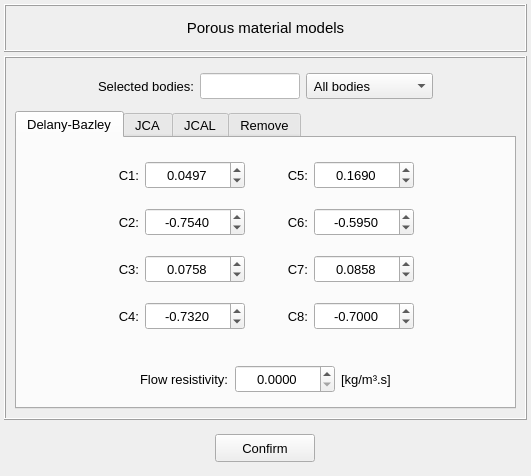
First picture: the form in vibra/interface/data/ui_files/model/setup/acoustic/set_porous_material_model.ui, repository MOPT-UFSC/VIBRA, before the edit.
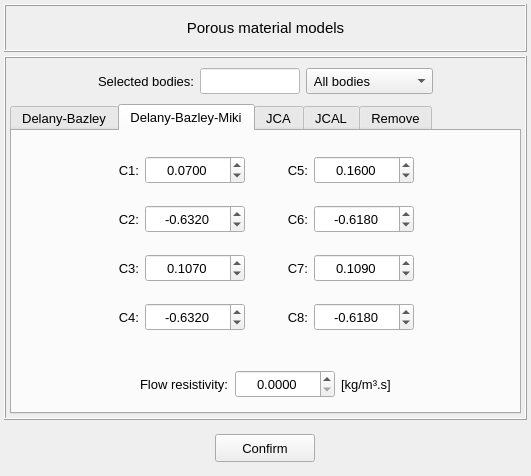
Second picture: the form after the edit. The open tabs and pages were chosen to show the change.

Commit message: Updating the porous material models

Patch:
```diff
--- a/vibra/interface/data/ui_files/model/setup/acoustic/set_porous_material_model.ui
+++ b/vibra/interface/data/ui_files/model/setup/acoustic/set_porous_material_model.ui
@@ -77,6 +77,21 @@
       <enum>QFrame::Raised</enum>
      </property>
      <layout class="QGridLayout" name="gridLayout_3">
+      <property name="leftMargin">
+       <number>4</number>
+      </property>
+      <property name="topMargin">
+       <number>4</number>
+      </property>
+      <property name="rightMargin">
+       <number>4</number>
+      </property>
+      <property name="bottomMargin">
+       <number>4</number>
+      </property>
+      <property name="spacing">
+       <number>4</number>
+      </property>
       <item row="1" column="0">
        <widget class="QTabWidget" name="tabWidget_main">
         <property name="font">
@@ -650,6 +665,569 @@
           </item>
          </layout>
         </widget>
+        <widget class="QWidget" name="tab_Delany_Bazley_Miki">
+         <attribute name="title">
+          <string>Delany-Bazley-Miki</string>
+         </attribute>
+         <layout class="QGridLayout" name="gridLayout_17">
+          <property name="leftMargin">
+           <number>4</number>
+          </property>
+          <property name="topMargin">
+           <number>4</number>
+          </property>
+          <property name="rightMargin">
+           <number>4</number>
+          </property>
+          <property name="bottomMargin">
+           <number>4</number>
+          </property>
+          <property name="spacing">
+           <number>4</number>
+          </property>
+          <item row="0" column="0">
+           <widget class="QFrame" name="frame_8">
+            <property name="frameShape">
+             <enum>QFrame::NoFrame</enum>
+            </property>
+            <property name="frameShadow">
+             <enum>QFrame::Raised</enum>
+            </property>
+            <layout class="QGridLayout" name="gridLayout_10">
+             <property name="leftMargin">
+              <number>6</number>
+             </property>
+             <property name="topMargin">
+              <number>6</number>
+             </property>
+             <property name="rightMargin">
+              <number>6</number>
+             </property>
+             <property name="bottomMargin">
+              <number>6</number>
+             </property>
+             <property name="spacing">
+              <number>6</number>
+             </property>
+             <item row="2" column="4">
+              <widget class="QLabel" name="label_19">
+               <property name="font">
+                <font>
+                 <pointsize>10</pointsize>
+                </font>
+               </property>
+               <property name="text">
+                <string>C7:</string>
+               </property>
+               <property name="alignment">
+                <set>Qt::AlignRight|Qt::AlignTrailing|Qt::AlignVCenter</set>
+               </property>
+              </widget>
+             </item>
+             <item row="1" column="4">
+              <widget class="QLabel" name="label_20">
+               <property name="font">
+                <font>
+                 <pointsize>10</pointsize>
+                </font>
+               </property>
+               <property name="text">
+                <string>C6:</string>
+               </property>
+               <property name="alignment">
+                <set>Qt::AlignRight|Qt::AlignTrailing|Qt::AlignVCenter</set>
+               </property>
+              </widget>
+             </item>
+             <item row="1" column="5">
+              <widget class="QDoubleSpinBox" name="doubleSpinBox_C6_DB_2">
+               <property name="minimumSize">
+                <size>
+                 <width>100</width>
+                 <height>28</height>
+                </size>
+               </property>
+               <property name="maximumSize">
+                <size>
+                 <width>100</width>
+                 <height>28</height>
+                </size>
+               </property>
+               <property name="alignment">
+                <set>Qt::AlignCenter</set>
+               </property>
+               <property name="decimals">
+                <number>4</number>
+               </property>
+               <property name="minimum">
+                <double>-100.000000000000000</double>
+               </property>
+               <property name="maximum">
+                <double>100.000000000000000</double>
+               </property>
+               <property name="value">
+                <double>-0.618000000000000</double>
+               </property>
+              </widget>
+             </item>
+             <item row="0" column="5">
+              <widget class="QDoubleSpinBox" name="doubleSpinBox_C5_DB_2">
+               <property name="minimumSize">
+                <size>
+                 <width>100</width>
+                 <height>28</height>
+                </size>
+               </property>
+               <property name="maximumSize">
+                <size>
+                 <width>100</width>
+                 <height>28</height>
+                </size>
+               </property>
+               <property name="alignment">
+                <set>Qt::AlignCenter</set>
+               </property>
+               <property name="decimals">
+                <number>4</number>
+               </property>
+               <property name="minimum">
+                <double>-100.000000000000000</double>
+               </property>
+               <property name="maximum">
+                <double>100.000000000000000</double>
+               </property>
+               <property name="value">
+                <double>0.160000000000000</double>
+               </property>
+              </widget>
+             </item>
+             <item row="3" column="2">
+              <widget class="QDoubleSpinBox" name="doubleSpinBox_C4_DB_2">
+               <property name="minimumSize">
+                <size>
+                 <width>100</width>
+                 <height>28</height>
+                </size>
+               </property>
+               <property name="maximumSize">
+                <size>
+                 <width>100</width>
+                 <height>28</height>
+                </size>
+               </property>
+               <property name="alignment">
+                <set>Qt::AlignCenter</set>
+               </property>
+               <property name="decimals">
+                <number>4</number>
+               </property>
+               <property name="minimum">
+                <double>-100.000000000000000</double>
+               </property>
+               <property name="maximum">
+                <double>100.000000000000000</double>
+               </property>
+               <property name="value">
+                <double>-0.632000000000000</double>
+               </property>
+              </widget>
+             </item>
+             <item row="0" column="4">
+              <widget class="QLabel" name="label_39">
+               <property name="font">
+                <font>
+                 <pointsize>10</pointsize>
+                </font>
+               </property>
+               <property name="text">
+                <string>C5:</string>
+               </property>
+               <property name="alignment">
+                <set>Qt::AlignRight|Qt::AlignTrailing|Qt::AlignVCenter</set>
+               </property>
+              </widget>
+             </item>
+             <item row="0" column="6">
+              <spacer name="horizontalSpacer_2">
+               <property name="orientation">
+                <enum>Qt::Horizontal</enum>
+               </property>
+               <property name="sizeHint" stdset="0">
+                <size>
+                 <width>40</width>
+                 <height>20</height>
+                </size>
+               </property>
+              </spacer>
+             </item>
+             <item row="2" column="5">
+              <widget class="QDoubleSpinBox" name="doubleSpinBox_C7_DB_2">
+               <property name="minimumSize">
+                <size>
+                 <width>100</width>
+                 <height>28</height>
+                </size>
+               </property>
+               <property name="maximumSize">
+                <size>
+                 <width>100</width>
+                 <height>28</height>
+                </size>
+               </property>
+               <property name="alignment">
+                <set>Qt::AlignCenter</set>
+               </property>
+               <property name="decimals">
+                <number>4</number>
+               </property>
+               <property name="minimum">
+                <double>-100.000000000000000</double>
+               </property>
+               <property name="maximum">
+                <double>100.000000000000000</double>
+               </property>
+               <property name="value">
+                <double>0.109000000000000</double>
+               </property>
+              </widget>
+             </item>
+             <item row="3" column="4">
+              <widget class="QLabel" name="label_40">
+               <property name="font">
+                <font>
+                 <pointsize>10</pointsize>
+                </font>
+               </property>
+               <property name="text">
+                <string>C8:</string>
+               </property>
+               <property name="alignment">
+                <set>Qt::AlignRight|Qt::AlignTrailing|Qt::AlignVCenter</set>
+               </property>
+              </widget>
+             </item>
+             <item row="3" column="5">
+              <widget class="QDoubleSpinBox" name="doubleSpinBox_C8_DB_2">
+               <property name="minimumSize">
+                <size>
+                 <width>100</width>
+                 <height>28</height>
+                </size>
+               </property>
+               <property name="maximumSize">
+                <size>
+                 <width>100</width>
+                 <height>28</height>
+                </size>
+               </property>
+               <property name="alignment">
+                <set>Qt::AlignCenter</set>
+               </property>
+               <property name="decimals">
+                <number>4</number>
+               </property>
+               <property name="minimum">
+                <double>-100.000000000000000</double>
+               </property>
+               <property name="maximum">
+                <double>100.000000000000000</double>
+               </property>
+               <property name="value">
+                <double>-0.618000000000000</double>
+               </property>
+              </widget>
+             </item>
+             <item row="3" column="1">
+              <widget class="QLabel" name="label_41">
+               <property name="font">
+                <font>
+                 <pointsize>10</pointsize>
+                </font>
+               </property>
+               <property name="text">
+                <string>C4:</string>
+               </property>
+               <property name="alignment">
+                <set>Qt::AlignRight|Qt::AlignTrailing|Qt::AlignVCenter</set>
+               </property>
+              </widget>
+             </item>
+             <item row="2" column="2">
+              <widget class="QDoubleSpinBox" name="doubleSpinBox_C3_DB_2">
+               <property name="minimumSize">
+                <size>
+                 <width>100</width>
+                 <height>28</height>
+                </size>
+               </property>
+               <property name="maximumSize">
+                <size>
+                 <width>100</width>
+                 <height>28</height>
+                </size>
+               </property>
+               <property name="alignment">
+                <set>Qt::AlignCenter</set>
+               </property>
+               <property name="decimals">
+                <number>4</number>
+               </property>
+               <property name="minimum">
+                <double>-100.000000000000000</double>
+               </property>
+               <property name="maximum">
+                <double>100.000000000000000</double>
+               </property>
+               <property name="value">
+                <double>0.107000000000000</double>
+               </property>
+              </widget>
+             </item>
+             <item row="0" column="1">
+              <widget class="QLabel" name="label_42">
+               <property name="font">
+                <font>
+                 <pointsize>10</pointsize>
+                </font>
+               </property>
+               <property name="text">
+                <string>C1:</string>
+               </property>
+               <property name="alignment">
+                <set>Qt::AlignRight|Qt::AlignTrailing|Qt::AlignVCenter</set>
+               </property>
+              </widget>
+             </item>
+             <item row="2" column="1">
+              <widget class="QLabel" name="label_43">
+               <property name="font">
+                <font>
+                 <pointsize>10</pointsize>
+                </font>
+               </property>
+               <property name="text">
+                <string>C3:</string>
+               </property>
+               <property name="alignment">
+                <set>Qt::AlignRight|Qt::AlignTrailing|Qt::AlignVCenter</set>
+               </property>
+              </widget>
+             </item>
+             <item row="0" column="2">
+              <widget class="QDoubleSpinBox" name="doubleSpinBox_C1_DB_2">
+               <property name="minimumSize">
+                <size>
+                 <width>100</width>
+                 <height>28</height>
+                </size>
+               </property>
+               <property name="maximumSize">
+                <size>
+                 <width>100</width>
+                 <height>28</height>
+                </size>
+               </property>
+               <property name="alignment">
+                <set>Qt::AlignCenter</set>
+               </property>
+               <property name="decimals">
+                <number>4</number>
+               </property>
+               <property name="minimum">
+                <double>-100.000000000000000</double>
+               </property>
+               <property name="maximum">
+                <double>100.000000000000000</double>
+               </property>
+               <property name="value">
+                <double>0.070000000000000</double>
+               </property>
+              </widget>
+             </item>
+             <item row="1" column="2">
+              <widget class="QDoubleSpinBox" name="doubleSpinBox_C2_DB_2">
+               <property name="minimumSize">
+                <size>
+                 <width>100</width>
+                 <height>28</height>
+                </size>
+               </property>
+               <property name="maximumSize">
+                <size>
+                 <width>100</width>
+                 <height>28</height>
+                </size>
+               </property>
+               <property name="alignment">
+                <set>Qt::AlignCenter</set>
+               </property>
+               <property name="decimals">
+                <number>4</number>
+               </property>
+               <property name="minimum">
+                <double>-100.000000000000000</double>
+               </property>
+               <property name="maximum">
+                <double>100.000000000000000</double>
+               </property>
+               <property name="value">
+                <double>-0.632000000000000</double>
+               </property>
+              </widget>
+             </item>
+             <item row="1" column="1">
+              <widget class="QLabel" name="label_44">
+               <property name="font">
+                <font>
+                 <pointsize>10</pointsize>
+                </font>
+               </property>
+               <property name="text">
+                <string>C2:</string>
+               </property>
+               <property name="alignment">
+                <set>Qt::AlignRight|Qt::AlignTrailing|Qt::AlignVCenter</set>
+               </property>
+              </widget>
+             </item>
+             <item row="0" column="0">
+              <spacer name="horizontalSpacer_11">
+               <property name="orientation">
+                <enum>Qt::Horizontal</enum>
+               </property>
+               <property name="sizeHint" stdset="0">
+                <size>
+                 <width>40</width>
+                 <height>20</height>
+                </size>
+               </property>
+              </spacer>
+             </item>
+             <item row="0" column="3">
+              <widget class="QFrame" name="frame_12">
+               <property name="minimumSize">
+                <size>
+                 <width>30</width>
+                 <height>0</height>
+                </size>
+               </property>
+               <property name="frameShape">
+                <enum>QFrame::NoFrame</enum>
+               </property>
+               <property name="frameShadow">
+                <enum>QFrame::Raised</enum>
+               </property>
+              </widget>
+             </item>
+            </layout>
+           </widget>
+          </item>
+          <item row="1" column="0">
+           <widget class="QFrame" name="frame_9">
+            <property name="minimumSize">
+             <size>
+              <width>0</width>
+              <height>48</height>
+             </size>
+            </property>
+            <property name="maximumSize">
+             <size>
+              <width>16777215</width>
+              <height>48</height>
+             </size>
+            </property>
+            <property name="frameShape">
+             <enum>QFrame::NoFrame</enum>
+            </property>
+            <property name="frameShadow">
+             <enum>QFrame::Raised</enum>
+            </property>
+            <layout class="QGridLayout" name="gridLayout_12">
+             <property name="leftMargin">
+              <number>6</number>
+             </property>
+             <property name="topMargin">
+              <number>6</number>
+             </property>
+             <property name="rightMargin">
+              <number>6</number>
+             </property>
+             <property name="bottomMargin">
+              <number>6</number>
+             </property>
+             <property name="spacing">
+              <number>6</number>
+             </property>
+             <item row="0" column="4">
+              <spacer name="horizontalSpacer_12">
+               <property name="orientation">
+                <enum>Qt::Horizontal</enum>
+               </property>
+               <property name="sizeHint" stdset="0">
+                <size>
+                 <width>40</width>
+                 <height>20</height>
+                </size>
+               </property>
+              </spacer>
+             </item>
+             <item row="0" column="0">
+              <spacer name="horizontalSpacer_13">
+               <property name="orientation">
+                <enum>Qt::Horizontal</enum>
+               </property>
+               <property name="sizeHint" stdset="0">
+                <size>
+                 <width>40</width>
+                 <height>20</height>
+                </size>
+               </property>
+              </spacer>
+             </item>
+             <item row="0" column="1">
+              <widget class="QLabel" name="label_45">
+               <property name="text">
+                <string>Flow resistivity:</string>
+               </property>
+              </widget>
+             </item>
+             <item row="0" column="2">
+              <widget class="QDoubleSpinBox" name="doubleSpinBox_flow_resistivity_DB_2">
+               <property name="minimumSize">
+                <size>
+                 <width>100</width>
+                 <height>28</height>
+                </size>
+               </property>
+               <property name="maximumSize">
+                <size>
+                 <width>100</width>
+                 <height>28</height>
+                </size>
+               </property>
+               <property name="alignment">
+                <set>Qt::AlignCenter</set>
+               </property>
+               <property name="decimals">
+                <number>4</number>
+               </property>
+               <property name="maximum">
+                <double>100000.000000000000000</double>
+               </property>
+              </widget>
+             </item>
+             <item row="0" column="3">
+              <widget class="QLabel" name="label_46">
+               <property name="text">
+                <string>[kg/m³.s]</string>
+               </property>
+              </widget>
+             </item>
+            </layout>
+           </widget>
+          </item>
+         </layout>
+        </widget>
         <widget class="QWidget" name="tab_JCA">
          <attribute name="title">
           <string>JCA</string>
```
Left out of the diff: 4 changed lines with no effect on the pictures. The commit also changes 51 other files.
